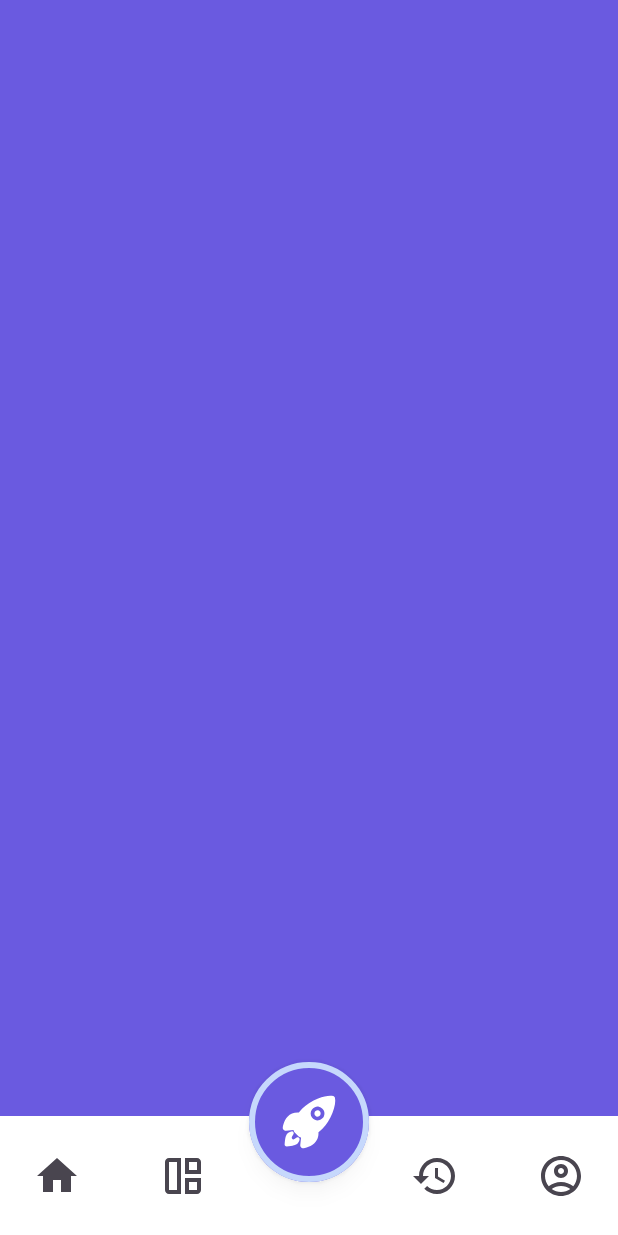
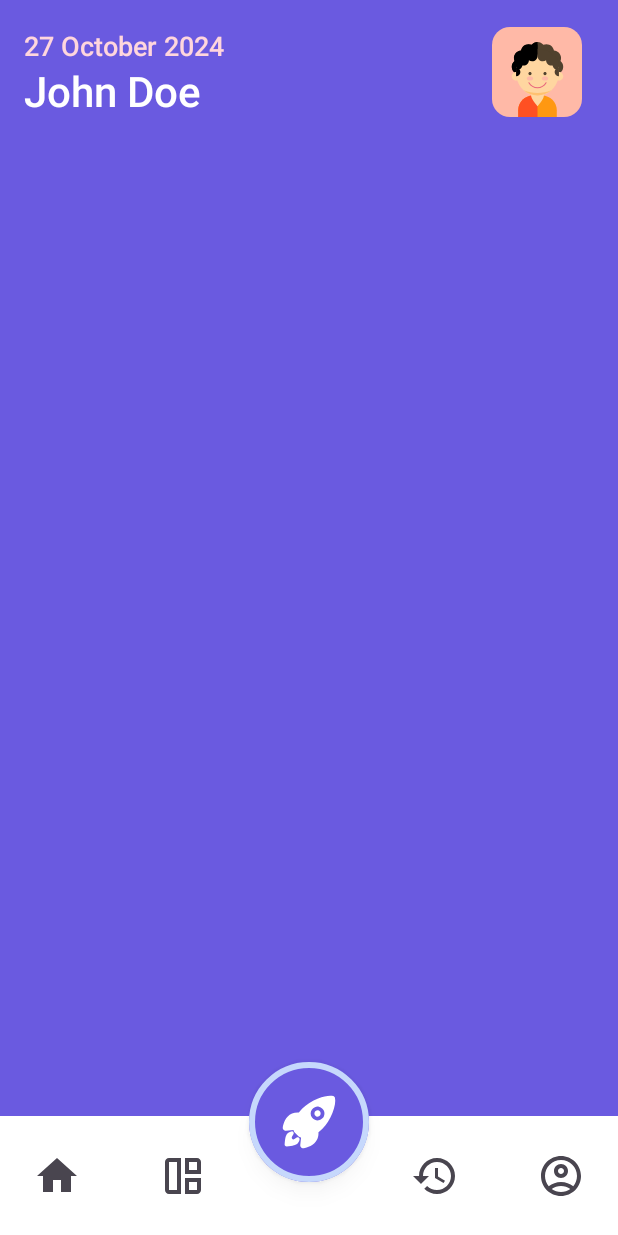
Before and after one commit to harijoshi07/Quizzle, an Android app built with Jetpack Compose: the @Preview function MainScreenPreview, on a phone screen of 412 x 824 dp. Run offline under Robolectric (Android 15) with nearby library versions, the phone set to English and light mode, and no system bars; Roboto replaces fonts that are not available here.

```diff
--- a/app/src/main/java/com/example/quizgame/presentation/MainScreen.kt
+++ b/app/src/main/java/com/example/quizgame/presentation/MainScreen.kt
@@ -9,11 +9,13 @@ import androidx.compose.ui.tooling.preview.Preview
 import com.example.quizgame.R
 import com.example.quizgame.ui.component.BottomBar
 import com.example.quizgame.ui.component.FloatingButton
+import com.example.quizgame.ui.component.TopBar
 
 @Composable
 fun MainScreen(modifier: Modifier = Modifier) {
 
     Scaffold(
+        topBar = {TopBar(title = "home") },
         floatingActionButton = { FloatingButton()},
         floatingActionButtonPosition = FabPosition.Center,
         bottomBar = { BottomBar()},
--- a/app/src/main/java/com/example/quizgame/ui/component/TopBar.kt
+++ b/app/src/main/java/com/example/quizgame/ui/component/TopBar.kt
@@ -1,23 +1,43 @@
 package com.example.quizgame.ui.component
 
+import androidx.compose.foundation.Image
+import androidx.compose.foundation.layout.Column
+import androidx.compose.foundation.layout.height
+import androidx.compose.foundation.layout.padding
 import androidx.compose.foundation.layout.size
+import androidx.compose.foundation.layout.width
+import androidx.compose.foundation.shape.RoundedCornerShape
 import androidx.compose.material.icons.Icons
 import androidx.compose.material.icons.filled.ArrowBack
 import androidx.compose.material3.CenterAlignedTopAppBar
 import androidx.compose.material3.ExperimentalMaterial3Api
 import androidx.compose.material3.Icon
+import androidx.compose.material3.Surface
 import androidx.compose.material3.Text
+import androidx.compose.material3.TopAppBar
+import androidx.compose.material3.TopAppBarDefaults
 import androidx.compose.runtime.Composable
 import androidx.compose.ui.Modifier
 import androidx.compose.ui.graphics.Color
+import androidx.compose.ui.res.painterResource
 import androidx.compose.ui.text.font.FontWeight
 import androidx.compose.ui.tooling.preview.Preview
 import androidx.compose.ui.unit.dp
 import androidx.compose.ui.unit.sp
+import com.example.quizgame.R
+import com.example.quizgame.utils.DateConverter
+
+@Composable
+fun TopBar(title: String, modifier: Modifier = Modifier) {
+    when (title) {
+        "home" -> TopProfileBar(title)
+        else -> GeneralTopBar(title)
+    }
+}
 
 @OptIn(ExperimentalMaterial3Api::class)
 @Composable
-fun TopBar(title: String, modifier: Modifier = Modifier) {
+fun GeneralTopBar(title: String, modifier: Modifier = Modifier) {
     CenterAlignedTopAppBar(
         title = {
             Text(
@@ -39,9 +59,58 @@ fun TopBar(title: String, modifier: Modifier = Modifier) {
 
 }
 
+
+@OptIn(ExperimentalMaterial3Api::class)
+@Composable
+fun TopProfileBar(title: String) {
+    TopAppBar(
+        colors = TopAppBarDefaults.topAppBarColors(
+            containerColor = Color.Transparent
+        ),
+        modifier = Modifier.padding(top = 16.dp),
+        title = {
+            Column {
+                Text(
+                    text = DateConverter(System.currentTimeMillis()),
+                    fontSize = 18.sp,
+                    fontWeight = FontWeight.Medium,
+                    color = Color(0xFFFFD6DD)
+                )
+                Text(
+                    text = "John Doe",
+                    fontSize = 28.sp,
+                    fontWeight = FontWeight.Medium,
+                    color = Color.White
+                )
+            }
+        },
+        actions = {
+            Surface(
+                color = Color(0xFFFFB9A7),
+                modifier = Modifier
+                    .width(100.dp)
+                    .height(60.dp)
+                    .padding(horizontal = 20.dp),
+                shape = RoundedCornerShape(20)
+            ) {
+                Image(
+                    painter = painterResource(id = R.drawable.boy_1),
+                    contentDescription = "profile",
+                    modifier = Modifier
+                        .size(30.dp)
+                        .padding(top = 10.dp)
+                )
+            }
+        }
+    )
+}
+
+
 @Preview
 @Composable
 fun TopBarPreview(modifier: Modifier = Modifier) {
-    TopBar(title = "Top Bar Title")
+    //TopBar(title = "Top Bar Title")
+    //TopProfileBar(title = "")
+    GeneralTopBar(title = "Home")
 
 }
--- /dev/null
+++ b/app/src/main/java/com/example/quizgame/utils/DateConverter.kt
@@ -0,0 +1,12 @@
+package com.example.quizgame.utils
+
+import android.annotation.SuppressLint
+import java.text.SimpleDateFormat
+import java.util.Date
+
+@SuppressLint("SimpleDateFormat")
+fun DateConverter(currentMilliseconds: Long): String {
+    val sdf = SimpleDateFormat("dd MMMM yyyy")
+    val currentDate = Date(currentMilliseconds)
+    return sdf.format(currentDate)
+}
--- /dev/null
+++ b/app/src/main/res/drawable/boy_1.xml
@@ -0,0 +1,60 @@
+<vector xmlns:android="http://schemas.android.com/apk/res/android"
+    android:width="350dp"
+    android:height="350dp"
+    android:viewportWidth="350"
+    android:viewportHeight="350">
+    <path
+        android:pathData="M196,250h-21h-21c-38.11,0 -69,30.89 -69,69v31h90h90v-31C265,280.89 234.11,250 196,250z"
+        android:fillColor="#FF9811"/>
+    <path
+        android:pathData="M175,250h-21c-38.11,0 -69,30.89 -69,69v31h90V250z"
+        android:fillColor="#FF5023"/>
+    <path
+        android:pathData="M205,250c0,16.57 -30,50 -30,50s-30,-33.43 -30,-50v-30c0,-16.57 13.43,-30 30,-30l0,0c16.57,0 30,13.43 30,30V250z"
+        android:fillColor="#FFD6A0"/>
+    <path
+        android:pathData="M282.44,88.14C284.08,84.08 285,79.65 285,75c0,-18.78 -14.79,-34.1 -33.35,-34.96C249.23,23.06 234.65,10 217,10c-5.22,0 -10.17,1.15 -14.63,3.2C195.96,5.16 186.09,0 175,0s-20.96,5.16 -27.38,13.2C143.17,11.15 138.22,10 133,10c-17.65,0 -32.23,13.06 -34.65,30.04C79.79,40.9 65,56.22 65,75c0,4.65 0.92,9.09 2.56,13.15C59.89,94.56 55,104.21 55,115c0,19.33 15.67,35 35,35s35,-15.67 35,-35c0,-4.65 -0.92,-9.09 -2.56,-13.15c6.48,-5.42 10.96,-13.14 12.21,-21.9c10.41,-0.48 19.64,-5.52 25.73,-13.16C164.83,68.85 169.78,70 175,70s10.17,-1.15 14.63,-3.2c6.09,7.64 15.31,12.68 25.73,13.16c1.24,8.76 5.73,16.48 12.21,21.9C225.91,105.92 225,110.35 225,115c0,19.33 15.67,35 35,35s35,-15.67 35,-35C295,104.21 290.11,94.56 282.44,88.14z"
+        android:fillColor="#50412E"/>
+    <path
+        android:fillColor="#FF000000"
+        android:pathData="M175,0c-11.09,0 -20.96,5.16 -27.38,13.2C143.17,11.15 138.22,10 133,10c-17.65,0 -32.23,13.06 -34.65,30.04C79.79,40.9 65,56.22 65,75c0,4.65 0.92,9.09 2.56,13.15C59.89,94.56 55,104.21 55,115c0,19.33 15.67,35 35,35s35,-15.67 35,-35c0,-4.65 -0.92,-9.09 -2.56,-13.15c6.48,-5.42 10.96,-13.14 12.21,-21.9c10.41,-0.48 19.64,-5.52 25.73,-13.16C164.83,68.85 169.78,70 175,70V0z"/>
+    <path
+        android:pathData="M75,145a100,105 0,1 0,200 0a100,105 0,1 0,-200 0z"
+        android:fillColor="#FFD6A0"/>
+    <path
+        android:pathData="M175,215.86c-17.42,0 -33.58,-9.44 -42.18,-24.63c-0.68,-1.2 -0.26,-2.73 0.94,-3.41c1.2,-0.68 2.73,-0.26 3.41,0.94c7.71,13.63 22.2,22.09 37.82,22.09c15.62,0 30.11,-8.46 37.82,-22.09c0.68,-1.2 2.2,-1.62 3.41,-0.94c1.2,0.68 1.62,2.2 0.94,3.41C208.58,206.42 192.42,215.86 175,215.86z"
+        android:fillColor="#E8667D"/>
+    <path
+        android:pathData="M125,170a15,10 0,1 0,30 0a15,10 0,1 0,-30 0z"
+        android:fillColor="#FFB9A7"/>
+    <path
+        android:pathData="M140,147.5m-7.5,0a7.5,7.5 0,1 1,15 0a7.5,7.5 0,1 1,-15 0"
+        android:fillColor="#50412E"/>
+    <path
+        android:pathData="M195,170a15,10 0,1 0,30 0a15,10 0,1 0,-30 0z"
+        android:fillColor="#FFB9A7"/>
+    <path
+        android:pathData="M210,147.5m-7.5,0a7.5,7.5 0,1 1,15 0a7.5,7.5 0,1 1,-15 0"
+        android:fillColor="#50412E"/>
+    <path
+        android:pathData="M175,238c-22.53,0 -44.08,-4.36 -63.96,-12.3C128.38,240.87 150.67,250 175,250s46.62,-9.13 63.96,-24.3C219.08,233.64 197.53,238 175,238z"
+        android:fillColor="#FFC170"/>
+    <path
+        android:pathData="M270,80l5,30l-5,20c-12.3,0 -22.52,-8.89 -24.6,-20.59c-1.74,0.38 -3.54,0.59 -5.39,0.59c-13.81,0 -25,-11.19 -25,-25c-4.18,3.14 -9.37,5 -15,5c-13.81,0 -25,-11.19 -25,-25c0,-5.68 -10,-35 -10,-35l57.33,11.33L270,80z"
+        android:fillColor="#50412E"/>
+    <path
+        android:fillColor="#FF000000"
+        android:pathData="M80,80l-5,30l5,20c12.3,0 22.52,-8.89 24.6,-20.59c1.74,0.38 3.54,0.59 5.4,0.59c13.81,0 25,-11.19 25,-25c4.18,3.14 9.37,5 15,5c13.81,0 25,-11.19 25,-25c0,-5.68 0,-55 0,-55L80,80z"/>
+    <path
+        android:pathData="M75,160m-20,0a20,20 0,1 1,40 0a20,20 0,1 1,-40 0"
+        android:fillColor="#FFD6A0"/>
+    <path
+        android:pathData="M275,160m-20,0a20,20 0,1 1,40 0a20,20 0,1 1,-40 0"
+        android:fillColor="#FFD6A0"/>
+    <path
+        android:fillColor="#FF000000"
+        android:pathData="M75,160c11.05,0 20,-8.95 20,-20s-8.95,-20 -20,-20V160z"/>
+    <path
+        android:pathData="M275,160c-11.05,0 -20,-8.95 -20,-20s8.95,-20 20,-20V160z"
+        android:fillColor="#50412E"/>
+</vector>
```
